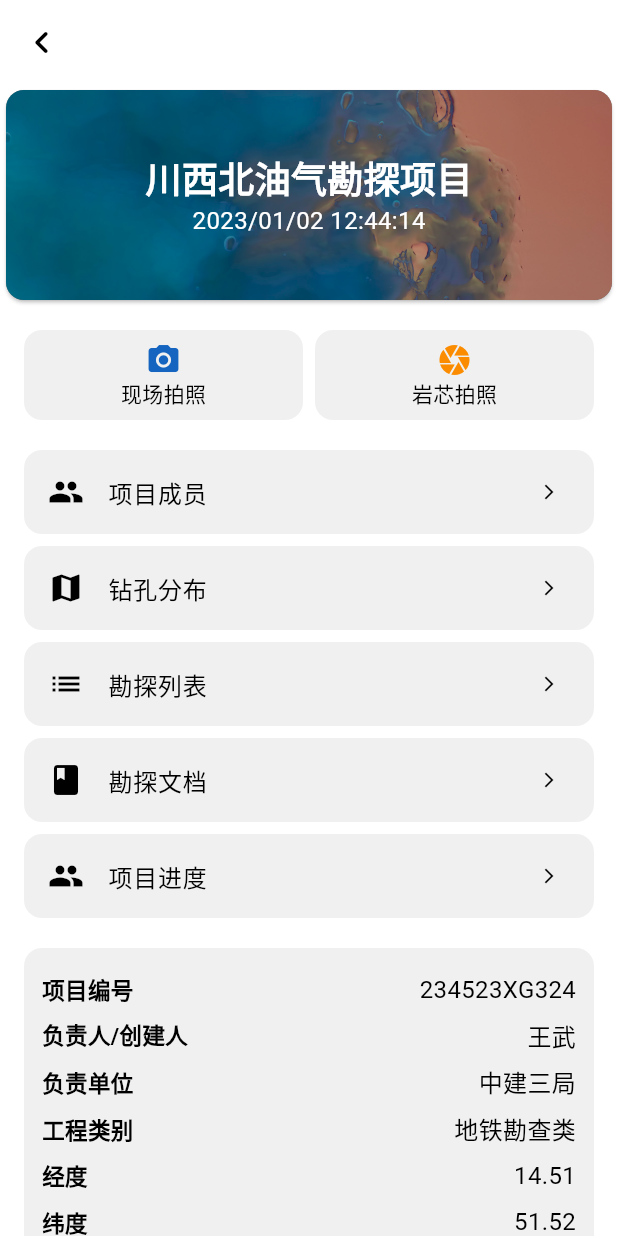
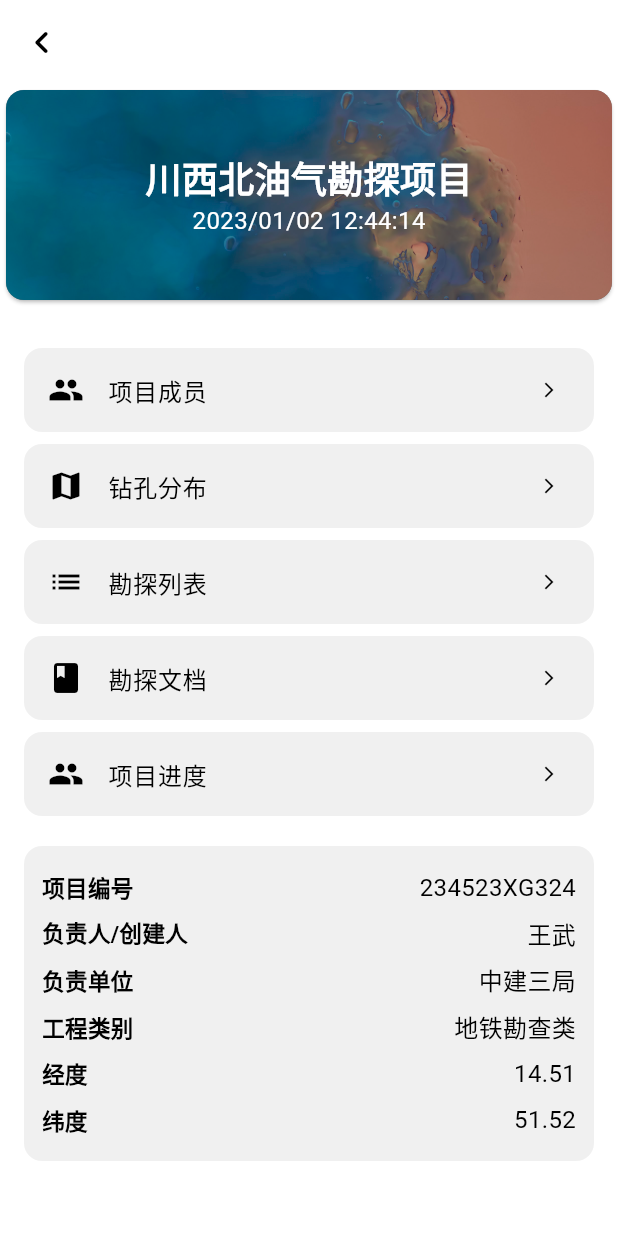
Before and after one commit to RiverTwilight/DrillMate, a Flutter app: the screen it shows after launch, after a tap on an icon or button, on a phone screen of 412 x 824 dp. Run offline on Flutter 3.47's test engine with Material 2 defaults, Android fonts, the phone set to English and light mode, and no system bars; drawn by our look-alikes of dynamic_color; our stand-ins replace audioplayers, camera, file_picker, flutter_local_notifications, flutter_markdown, flutter_riverpod and 18 more; missing offline and left inert: dart:ffi, flutter_inappwebview, in_app_purchase_storekit, share_handler, timeline_list; accounts and stored records are empty; generated files the repository leaves out were written again.

```diff
--- a/lib/pages/project_detail_page.dart
+++ b/lib/pages/project_detail_page.dart
@@ -128,61 +128,61 @@ class _ProjectDetailPageState extends ConsumerState<ProjectDetailPage> {
                         Padding(
                           padding: const EdgeInsets.symmetric(horizontal: 12),
                           child: Column(children: [
-                            Row(
-                              mainAxisAlignment: MainAxisAlignment.spaceEvenly,
-                              children: [
-                                Expanded(
-                                    child: CardBase(
-                                  child: InkWell(
-                                    onTap: () {
-                                      Navigator.push(
-                                        context,
-                                        MaterialPageRoute(
-                                          builder: (context) =>
-                                              const NewLiveShotPage(),
-                                        ),
-                                      );
-                                    },
-                                    child: Padding(
-                                      padding: const EdgeInsets.symmetric(
-                                          vertical: 8),
-                                      child: Column(children: [
-                                        Icon(
-                                          Icons.camera_alt,
-                                          color: Colors.blue[800],
-                                        ),
-                                        Text("现场拍照"),
-                                      ]),
-                                    ),
-                                  ),
-                                )),
-                                Expanded(
-                                  child: CardBase(
-                                      child: InkWell(
-                                    onTap: () {
-                                      Navigator.push(
-                                        context,
-                                        MaterialPageRoute(
-                                          builder: (context) =>
-                                              const NewLiveShotPage(),
-                                        ),
-                                      );
-                                    },
-                                    child: Padding(
-                                      padding: const EdgeInsets.symmetric(
-                                          vertical: 8),
-                                      child: Column(children: [
-                                        Icon(
-                                          Icons.camera,
-                                          color: Colors.orange[600],
-                                        ),
-                                        Text("岩芯拍照"),
-                                      ]),
-                                    ),
-                                  )),
-                                ),
-                              ],
-                            ),
+                            // Row(
+                            //   mainAxisAlignment: MainAxisAlignment.spaceEvenly,
+                            //   children: [
+                            //     Expanded(
+                            //         child: CardBase(
+                            //       child: InkWell(
+                            //         onTap: () {
+                            //           Navigator.push(
+                            //             context,
+                            //             MaterialPageRoute(
+                            //               builder: (context) =>
+                            //                   const NewLiveShotPage(),
+                            //             ),
+                            //           );
+                            //         },
+                            //         child: Padding(
+                            //           padding: const EdgeInsets.symmetric(
+                            //               vertical: 8),
+                            //           child: Column(children: [
+                            //             Icon(
+                            //               Icons.camera_alt,
+                            //               color: Colors.blue[800],
+                            //             ),
+                            //             Text("现场拍照"),
+                            //           ]),
+                            //         ),
+                            //       ),
+                            //     )),
+                            //     Expanded(
+                            //       child: CardBase(
+                            //           child: InkWell(
+                            //         onTap: () {
+                            //           Navigator.push(
+                            //             context,
+                            //             MaterialPageRoute(
+                            //               builder: (context) =>
+                            //                   const NewLiveShotPage(),
+                            //             ),
+                            //           );
+                            //         },
+                            //         child: Padding(
+                            //           padding: const EdgeInsets.symmetric(
+                            //               vertical: 8),
+                            //           child: Column(children: [
+                            //             Icon(
+                            //               Icons.camera,
+                            //               color: Colors.orange[600],
+                            //             ),
+                            //             Text("岩芯拍照"),
+                            //           ]),
+                            //         ),
+                            //       )),
+                            //     ),
+                            //   ],
+                            // ),
                             const SizedBox(
                               height: 12,
                             ),
```
Also changed, not shown: lib/pages/new_project_page.dart (+114 -103 lines).
